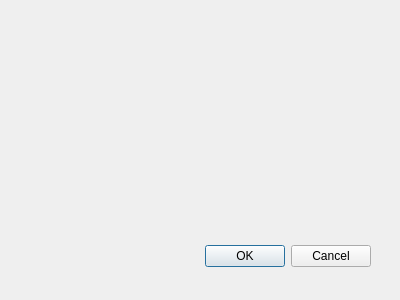
First picture: the form in flashcardeditor.ui, repository tzcl/qtSRFRS, before the edit.
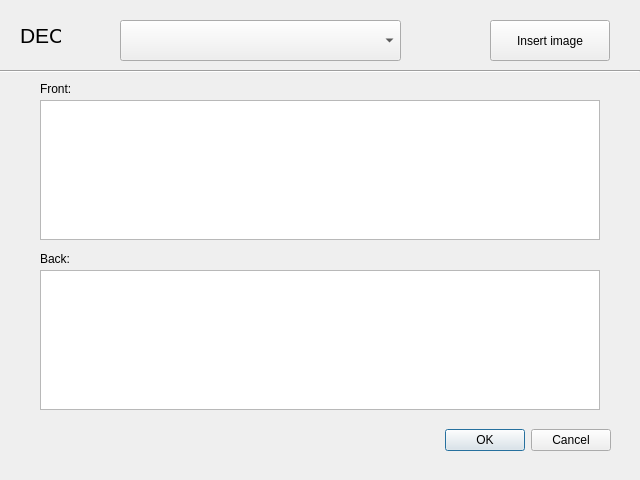
Second picture: the form after the edit.

Diff of the .ui file:
```diff
--- a/flashcardeditor.ui
+++ b/flashcardeditor.ui
@@ -8,20 +8,82 @@
    <rect>
     <x>0</x>
     <y>0</y>
-    <width>400</width>
-    <height>300</height>
+    <width>640</width>
+    <height>480</height>
    </rect>
   </property>
   <property name="windowTitle">
    <string>Dialog</string>
   </property>
+  <widget class="QPushButton" name="btn_add_image">
+   <property name="geometry">
+    <rect>
+     <x>490</x>
+     <y>20</y>
+     <width>120</width>
+     <height>41</height>
+    </rect>
+   </property>
+   <property name="focusPolicy">
+    <enum>Qt::NoFocus</enum>
+   </property>
+   <property name="text">
+    <string>Insert image</string>
+   </property>
+  </widget>
+  <widget class="QTextEdit" name="txt_front">
+   <property name="geometry">
+    <rect>
+     <x>40</x>
+     <y>100</y>
+     <width>560</width>
+     <height>140</height>
+    </rect>
+   </property>
+  </widget>
+  <widget class="QLabel" name="lbl_front_text">
+   <property name="geometry">
+    <rect>
+     <x>40</x>
+     <y>80</y>
+     <width>41</width>
+     <height>17</height>
+    </rect>
+   </property>
+   <property name="text">
+    <string>Front:</string>
+   </property>
+  </widget>
+  <widget class="Line" name="line">
+   <property name="geometry">
+    <rect>
+     <x>0</x>
+     <y>70</y>
+     <width>640</width>
+     <height>3</height>
+    </rect>
+   </property>
+   <property name="orientation">
+    <enum>Qt::Horizontal</enum>
+   </property>
+  </widget>
+  <widget class="QComboBox" name="cb_decks">
+   <property name="geometry">
+    <rect>
+     <x>120</x>
+     <y>20</y>
+     <width>281</width>
+     <height>41</height>
+    </rect>
+   </property>
+  </widget>
   <widget class="QDialogButtonBox" name="buttonBox">
    <property name="geometry">
     <rect>
-     <x>30</x>
-     <y>240</y>
-     <width>341</width>
-     <height>32</height>
+     <x>440</x>
+     <y>410</y>
+     <width>171</width>
+     <height>61</height>
     </rect>
    </property>
    <property name="orientation">
@@ -31,6 +93,53 @@
     <set>QDialogButtonBox::Cancel|QDialogButtonBox::Ok</set>
    </property>
   </widget>
+  <widget class="QTextEdit" name="txt_back">
+   <property name="geometry">
+    <rect>
+     <x>40</x>
+     <y>270</y>
+     <width>560</width>
+     <height>140</height>
+    </rect>
+   </property>
+  </widget>
+  <widget class="QLabel" name="lbl_deck">
+   <property name="geometry">
+    <rect>
+     <x>20</x>
+     <y>20</y>
+     <width>41</width>
+     <height>31</height>
+    </rect>
+   </property>
+   <property name="sizePolicy">
+    <sizepolicy hsizetype="Fixed" vsizetype="Fixed">
+     <horstretch>0</horstretch>
+     <verstretch>0</verstretch>
+    </sizepolicy>
+   </property>
+   <property name="font">
+    <font>
+     <pointsize>16</pointsize>
+    </font>
+   </property>
+   <property name="text">
+    <string>DECK</string>
+   </property>
+  </widget>
+  <widget class="QLabel" name="lbl_back_text">
+   <property name="geometry">
+    <rect>
+     <x>40</x>
+     <y>250</y>
+     <width>41</width>
+     <height>17</height>
+    </rect>
+   </property>
+   <property name="text">
+    <string>Back:</string>
+   </property>
+  </widget>
  </widget>
  <pixmapfunction/>
  <resources/>
```
Left out of the diff: 45 changed lines with no effect on the pictures.
